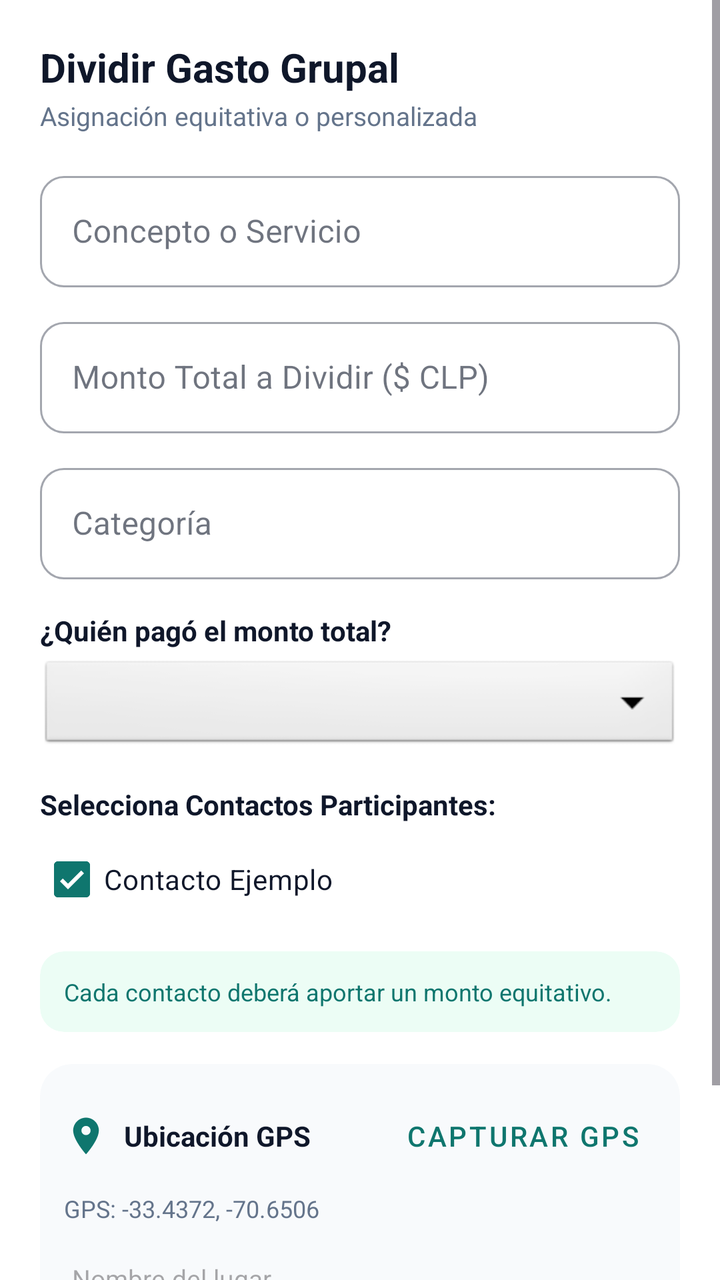
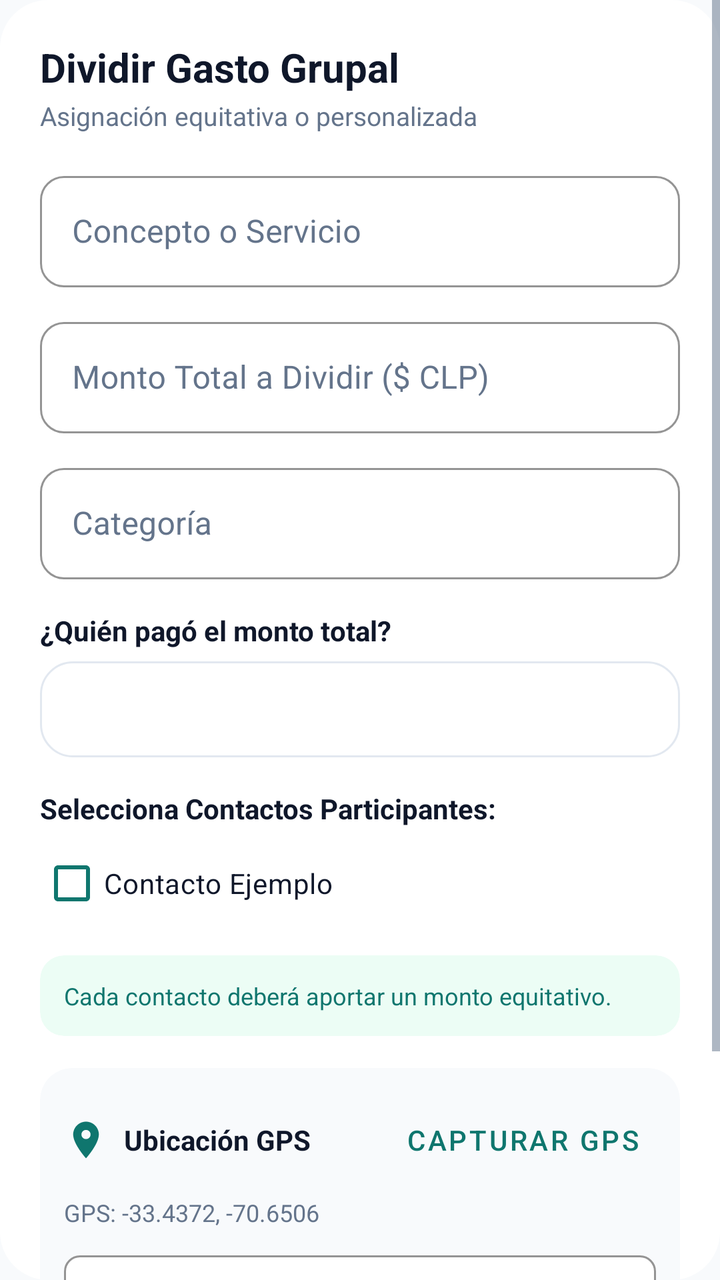

Compare the two renders of this Android layout. The source of the first and the diff that turns it into the second are given below.
<!-- AndroidManifest.xml: application theme Theme.CashoLocal -->
<!-- res/layout/dialog_add_shared_expense.xml -->
<?xml version="1.0" encoding="utf-8"?>
<ScrollView xmlns:android="http://schemas.android.com/apk/res/android"
    xmlns:app="http://schemas.android.com/apk/res-auto"
    xmlns:tools="http://schemas.android.com/tools"
    android:id="@+id/scrollnuevogastocompartido"
    android:layout_width="match_parent"
    android:layout_height="wrap_content"
    android:background="@color/surface_light"
    tools:context=".AddSharedExpenseDialogFragment">

    <LinearLayout
        android:id="@+id/llcontenedorraizdialogocompartido"
        android:layout_width="match_parent"
        android:layout_height="wrap_content"
        android:orientation="vertical"
        android:padding="20dp">

        
        <TextView
            android:id="@+id/tvtitulodividirgasto"
            android:layout_width="wrap_content"
            android:layout_height="wrap_content"
            android:text="@string/shared_dialog_title"
            android:textColor="@color/text_primary"
            android:textSize="20sp"
            android:textStyle="bold" />

        <TextView
            android:id="@+id/tvsubtitulodividirgasto"
            android:layout_width="wrap_content"
            android:layout_height="wrap_content"
            android:layout_marginTop="2dp"
            android:text="@string/shared_dialog_subtitle"
            android:textColor="@color/text_secondary"
            android:textSize="13sp" />

        
        <com.google.android.material.textfield.TextInputLayout
            android:id="@+id/tilcontenedorconcepto"
            style="@style/Widget.MaterialComponents.TextInputLayout.OutlinedBox"
            android:layout_width="match_parent"
            android:layout_height="wrap_content"
            android:layout_marginTop="16dp"
            android:hint="@string/concept_hint"
            app:boxCornerRadiusBottomEnd="12dp"
            app:boxCornerRadiusBottomStart="12dp"
            app:boxCornerRadiusTopEnd="12dp"
            app:boxCornerRadiusTopStart="12dp">

            <com.google.android.material.textfield.TextInputEditText
                android:id="@+id/etconceptoservicio"
                android:layout_width="match_parent"
                android:layout_height="wrap_content"
                android:inputType="text"
                android:textColor="@color/text_primary" />

        </com.google.android.material.textfield.TextInputLayout>

        
        <com.google.android.material.textfield.TextInputLayout
            android:id="@+id/tilcontenedormontototal"
            style="@style/Widget.MaterialComponents.TextInputLayout.OutlinedBox"
            android:layout_width="match_parent"
            android:layout_height="wrap_content"
            android:layout_marginTop="12dp"
            android:hint="@string/total_amount_hint"
            app:boxCornerRadiusBottomEnd="12dp"
            app:boxCornerRadiusBottomStart="12dp"
            app:boxCornerRadiusTopEnd="12dp"
            app:boxCornerRadiusTopStart="12dp">

            <com.google.android.material.textfield.TextInputEditText
                android:id="@+id/etmontototaldividir"
                android:layout_width="match_parent"
                android:layout_height="wrap_content"
                android:inputType="numberDecimal"
                android:textColor="@color/text_primary" />

        </com.google.android.material.textfield.TextInputLayout>

        
        <com.google.android.material.textfield.TextInputLayout
            android:id="@+id/tilcontenedorcategoriagasto"
            style="@style/Widget.MaterialComponents.TextInputLayout.OutlinedBox"
            android:layout_width="match_parent"
            android:layout_height="wrap_content"
            android:layout_marginTop="12dp"
            android:hint="@string/category_hint"
            app:boxCornerRadiusBottomEnd="12dp"
            app:boxCornerRadiusBottomStart="12dp"
            app:boxCornerRadiusTopEnd="12dp"
            app:boxCornerRadiusTopStart="12dp">

            <com.google.android.material.textfield.TextInputEditText
                android:id="@+id/etcategoriagasto"
                android:layout_width="match_parent"
                android:layout_height="wrap_content"
                android:inputType="text"
                android:textColor="@color/text_primary" />

        </com.google.android.material.textfield.TextInputLayout>

        
        <TextView
            android:id="@+id/tvpreguntaquienpago"
            android:layout_width="wrap_content"
            android:layout_height="wrap_content"
            android:layout_marginTop="16dp"
            android:text="@string/who_paid_label"
            android:textColor="@color/text_primary"
            android:textSize="14sp"
            android:textStyle="bold" />

        <Spinner
            android:id="@+id/sppagador"
            android:layout_width="match_parent"
            android:layout_height="48dp"
            android:layout_marginTop="4dp"
            android:background="@android:drawable/btn_dropdown" />

        
        <TextView
            android:id="@+id/tvtituloseleccioncontactos"
            android:layout_width="wrap_content"
            android:layout_height="wrap_content"
            android:layout_marginTop="16dp"
            android:text="@string/select_contacts_label"
            android:textColor="@color/text_primary"
            android:textSize="14sp"
            android:textStyle="bold" />

        <LinearLayout
            android:id="@+id/llseleccionparticipantes"
            android:layout_width="match_parent"
            android:layout_height="wrap_content"
            android:layout_marginTop="4dp"
            android:orientation="vertical">

            <CheckBox
                android:id="@+id/chkcontacto1"
                android:layout_width="wrap_content"
                android:layout_height="wrap_content"
                android:checked="true"
                android:text="@string/sample_contact_1"
                android:textColor="@color/text_primary" />

        </LinearLayout>

        
        <androidx.cardview.widget.CardView
            android:id="@+id/cvtarjetavistapreviadivision"
            android:layout_width="match_parent"
            android:layout_height="wrap_content"
            android:layout_marginTop="12dp"
            app:cardBackgroundColor="@color/primary_container"
            app:cardCornerRadius="12dp"
            app:cardElevation="0dp">

            <TextView
                android:id="@+id/tvvistapreviadivision"
                android:layout_width="match_parent"
                android:layout_height="wrap_content"
                android:padding="12dp"
                android:text="@string/split_preview_default"
                android:textColor="@color/primary"
                android:textSize="12sp" />

        </androidx.cardview.widget.CardView>

        
        <androidx.cardview.widget.CardView
            android:id="@+id/cvpanelgpscompartido"
            android:layout_width="match_parent"
            android:layout_height="wrap_content"
            android:layout_marginTop="16dp"
            app:cardBackgroundColor="@color/background_light"
            app:cardCornerRadius="16dp"
            app:cardElevation="0dp">

            <LinearLayout
                android:id="@+id/llcontenedorgpscompartido"
                android:layout_width="match_parent"
                android:layout_height="wrap_content"
                android:orientation="vertical"
                android:padding="12dp">

                <LinearLayout
                    android:id="@+id/llcabeceragpscompartido"
                    android:layout_width="match_parent"
                    android:layout_height="wrap_content"
                    android:gravity="center_vertical"
                    android:orientation="horizontal">

                    <ImageView
                        android:id="@+id/imgiconogpscompartido"
                        android:layout_width="22dp"
                        android:layout_height="22dp"
                        android:contentDescription="@string/gps_title"
                        android:src="@drawable/ic_location"
                        app:tint="@color/primary" />

                    <TextView
                        android:id="@+id/tvtituloubicacioncompartido"
                        android:layout_width="0dp"
                        android:layout_height="wrap_content"
                        android:layout_marginStart="8dp"
                        android:layout_weight="1"
                        android:text="@string/gps_title"
                        android:textColor="@color/text_primary"
                        android:textSize="14sp"
                        android:textStyle="bold" />

                    <com.google.android.material.button.MaterialButton
                        android:id="@+id/btncapturargpscompartido"
                        style="@style/Widget.MaterialComponents.Button.TextButton"
                        android:layout_width="wrap_content"
                        android:layout_height="wrap_content"
                        android:text="@string/capture_gps_btn"
                        android:textColor="@color/primary" />

                </LinearLayout>

                <TextView
                    android:id="@+id/tvcoordenadasgpscompartido"
                    android:layout_width="wrap_content"
                    android:layout_height="wrap_content"
                    android:layout_marginTop="4dp"
                    android:text="@string/default_gps_coords"
                    android:textColor="@color/text_secondary"
                    android:textSize="12sp" />

                <com.google.android.material.textfield.TextInputEditText
                    android:id="@+id/etnombrelugarcompartido"
                    android:layout_width="match_parent"
                    android:layout_height="wrap_content"
                    android:layout_marginTop="8dp"
                    android:hint="@string/place_name_hint"
                    android:inputType="text"
                    android:textColor="@color/text_primary"
                    android:textSize="13sp" />

            </LinearLayout>

        </androidx.cardview.widget.CardView>

        
        <LinearLayout
            android:id="@+id/llaccionesdialogocompartido"
            android:layout_width="match_parent"
            android:layout_height="wrap_content"
            android:layout_marginTop="20dp"
            android:gravity="end"
            android:orientation="horizontal">

            <com.google.android.material.button.MaterialButton
                android:id="@+id/btncancelargastocompartido"
                style="@style/Widget.MaterialComponents.Button.TextButton"
                android:layout_width="wrap_content"
                android:layout_height="wrap_content"
                android:text="@string/cancel_btn"
                android:textColor="@color/text_secondary" />

            <com.google.android.material.button.MaterialButton
                android:id="@+id/btnguardargastocompartido"
                android:layout_width="wrap_content"
                android:layout_height="wrap_content"
                android:layout_marginStart="12dp"
                android:backgroundTint="@color/primary"
                android:text="@string/save_btn"
                android:textColor="@color/white" />

        </LinearLayout>

    </LinearLayout>

</ScrollView>
<!-- resources referenced by this layout -->
<resources>
  <color name="background_light">#F8FAFC</color>
  <color name="primary">#0F766E</color>
  <color name="primary_container">#ECFDF5</color>
  <color name="surface_light">#FFFFFF</color>
  <color name="text_primary">#0F172A</color>
  <color name="text_secondary">#64748B</color>
  <color name="white">#FFFFFFFF</color>
  <!-- drawable ic_location (drawable) -->
  <vector xmlns:android="http://schemas.android.com/apk/res/android"
      android:width="24dp"
      android:height="24dp"
      android:viewportWidth="24"
      android:viewportHeight="24">
      <path
          android:fillColor="#FF000000"
          android:pathData="M12,2C8.13,2 5,5.13 5,9c0,5.25 7,13 7,13s7,-7.75 7,-13c0,-3.87 -3.13,-7 -7,-7zm0,9.5c-1.38,0 -2.5,-1.12 -2.5,-2.5s1.12,-2.5 2.5,-2.5 2.5,1.12 2.5,2.5 -1.12,2.5 -2.5,2.5z"/>
  </vector>
  <string name="cancel_btn">Cancelar</string>
  <string name="capture_gps_btn">Capturar GPS</string>
  <string name="category_hint">Categoría</string>
  <string name="concept_hint">Concepto o Servicio</string>
  <string name="default_gps_coords">GPS: -33.4372, -70.6506</string>
  <string name="gps_title">Ubicación GPS</string>
  <string name="place_name_hint">Nombre del lugar</string>
  <string name="sample_contact_1">Contacto Ejemplo</string>
  <string name="save_btn">Guardar</string>
  <string name="select_contacts_label">Selecciona Contactos Participantes:</string>
  <string name="shared_dialog_subtitle">Asignación equitativa o personalizada</string>
  <string name="shared_dialog_title">Dividir Gasto Grupal</string>
  <string name="split_preview_default">Cada contacto deberá aportar un monto equitativo.</string>
  <string name="total_amount_hint">Monto Total a Dividir ($ CLP)</string>
  <string name="who_paid_label">¿Quién pagó el monto total?</string>
  <style name="Theme.CashoLocal" parent="Base.Theme.CashoLocal" />
  <style name="Base.Theme.CashoLocal" parent="Theme.Material3.DayNight.NoActionBar">
          
          <item name="colorPrimary">@color/primary</item>
          <item name="colorPrimaryVariant">@color/primary_dark</item>
          <item name="colorOnPrimary">@color/white</item>
          <item name="colorPrimaryContainer">@color/primary_container</item>
          <item name="colorOnPrimaryContainer">@color/on_primary_container</item>
  
          <item name="android:windowBackground">@color/background_light</item>
          <item name="colorSurface">@color/surface_light</item>
          <item name="colorOnSurface">@color/text_primary</item>
  
          <item name="android:statusBarColor">@color/background_light</item>
          <item name="android:windowLightStatusBar">true</item>
      </style>
  <color name="primary_dark">#047857</color>
  <color name="on_primary_container">#047857</color>
</resources>

<!-- the commit's change to res/layout/dialog_add_shared_expense.xml (unified diff, before → after) -->
@@ -5,7 +5,7 @@
     android:id="@+id/scrollnuevogastocompartido"
     android:layout_width="match_parent"
     android:layout_height="wrap_content"
-    android:background="@color/surface_light"
+    android:background="@drawable/bg_dialog_rounded"
     tools:context=".AddSharedExpenseDialogFragment">
 
     <LinearLayout
@@ -42,17 +42,22 @@
             android:layout_height="wrap_content"
             android:layout_marginTop="16dp"
             android:hint="@string/concept_hint"
+            android:textColorHint="@color/text_secondary"
+            app:boxBackgroundColor="@color/surface_light"
             app:boxCornerRadiusBottomEnd="12dp"
             app:boxCornerRadiusBottomStart="12dp"
             app:boxCornerRadiusTopEnd="12dp"
-            app:boxCornerRadiusTopStart="12dp">
+            app:boxCornerRadiusTopStart="12dp"
+            app:boxStrokeColor="@color/primary"
+            app:hintTextColor="@color/primary">
 
             <com.google.android.material.textfield.TextInputEditText
                 android:id="@+id/etconceptoservicio"
                 android:layout_width="match_parent"
                 android:layout_height="wrap_content"
                 android:inputType="text"
-                android:textColor="@color/text_primary" />
+                android:textColor="@color/text_primary"
+                android:textColorHint="@color/text_secondary" />
 
         </com.google.android.material.textfield.TextInputLayout>
 
@@ -64,17 +69,22 @@
             android:layout_height="wrap_content"
             android:layout_marginTop="12dp"
             android:hint="@string/total_amount_hint"
+            android:textColorHint="@color/text_secondary"
+            app:boxBackgroundColor="@color/surface_light"
             app:boxCornerRadiusBottomEnd="12dp"
             app:boxCornerRadiusBottomStart="12dp"
             app:boxCornerRadiusTopEnd="12dp"
-            app:boxCornerRadiusTopStart="12dp">
+            app:boxCornerRadiusTopStart="12dp"
+            app:boxStrokeColor="@color/primary"
+            app:hintTextColor="@color/primary">
 
             <com.google.android.material.textfield.TextInputEditText
                 android:id="@+id/etmontototaldividir"
                 android:layout_width="match_parent"
                 android:layout_height="wrap_content"
                 android:inputType="numberDecimal"
-                android:textColor="@color/text_primary" />
+                android:textColor="@color/text_primary"
+                android:textColorHint="@color/text_secondary" />
 
         </com.google.android.material.textfield.TextInputLayout>
 
@@ -86,17 +96,22 @@
             android:layout_height="wrap_content"
             android:layout_marginTop="12dp"
             android:hint="@string/category_hint"
+            android:textColorHint="@color/text_secondary"
+            app:boxBackgroundColor="@color/surface_light"
             app:boxCornerRadiusBottomEnd="12dp"
             app:boxCornerRadiusBottomStart="12dp"
             app:boxCornerRadiusTopEnd="12dp"
-            app:boxCornerRadiusTopStart="12dp">
+            app:boxCornerRadiusTopStart="12dp"
+            app:boxStrokeColor="@color/primary"
+            app:hintTextColor="@color/primary">
 
             <com.google.android.material.textfield.TextInputEditText
                 android:id="@+id/etcategoriagasto"
                 android:layout_width="match_parent"
                 android:layout_height="wrap_content"
                 android:inputType="text"
-                android:textColor="@color/text_primary" />
+                android:textColor="@color/text_primary"
+                android:textColorHint="@color/text_secondary" />
 
         </com.google.android.material.textfield.TextInputLayout>
 
@@ -115,8 +130,9 @@
             android:id="@+id/sppagador"
             android:layout_width="match_parent"
             android:layout_height="48dp"
-            android:layout_marginTop="4dp"
-            android:background="@android:drawable/btn_dropdown" />
+            android:layout_marginTop="6dp"
+            android:background="@drawable/bg_quick_action"
+            android:paddingHorizontal="8dp" />
 
         
         <TextView
@@ -140,6 +156,7 @@
                 android:id="@+id/chkcontacto1"
                 android:layout_width="wrap_content"
                 android:layout_height="wrap_content"
+                android:buttonTint="@color/primary"
                 android:checked="true"
                 android:text="@string/sample_contact_1"
                 android:textColor="@color/text_primary" />
@@ -229,15 +246,31 @@
                     android:textColor="@color/text_secondary"
                     android:textSize="12sp" />
 
-                <com.google.android.material.textfield.TextInputEditText
-                    android:id="@+id/etnombrelugarcompartido"
+                <com.google.android.material.textfield.TextInputLayout
+                    style="@style/Widget.MaterialComponents.TextInputLayout.OutlinedBox"
                     android:layout_width="match_parent"
                     android:layout_height="wrap_content"
                     android:layout_marginTop="8dp"
                     android:hint="@string/place_name_hint"
-                    android:inputType="text"
-                    android:textColor="@color/text_primary"
-                    android:textSize="13sp" />
+                    android:textColorHint="@color/text_secondary"
+                    app:boxBackgroundColor="@color/surface_light"
+                    app:boxCornerRadiusBottomEnd="8dp"
+                    app:boxCornerRadiusBottomStart="8dp"
+                    app:boxCornerRadiusTopEnd="8dp"
+                    app:boxCornerRadiusTopStart="8dp"
+                    app:boxStrokeColor="@color/primary"
+                    app:hintTextColor="@color/primary">
+
+                    <com.google.android.material.textfield.TextInputEditText
+                        android:id="@+id/etnombrelugarcompartido"
+                        android:layout_width="match_parent"
+                        android:layout_height="wrap_content"
+                        android:inputType="text"
+                        android:textColor="@color/text_primary"
+                        android:textColorHint="@color/text_secondary"
+                        android:textSize="13sp" />
+
+                </com.google.android.material.textfield.TextInputLayout>
 
             </LinearLayout>
 
<!-- resource entries referenced after the edit -->
@@ -7,6 +7,26 @@
   <color name="text_primary">#0F172A</color>
   <color name="text_secondary">#64748B</color>
   <color name="white">#FFFFFFFF</color>
+  <!-- drawable bg_dialog_rounded (drawable) -->
+  <?xml version="1.0" encoding="utf-8"?>
+  <shape xmlns:android="http://schemas.android.com/apk/res/android">
+      <solid android:color="@color/surface_light" />
+      <corners android:radius="24dp" />
+  </shape>
+  <!-- drawable bg_quick_action (drawable) -->
+  <?xml version="1.0" encoding="utf-8"?>
+  <ripple xmlns:android="http://schemas.android.com/apk/res/android"
+      android:color="#1A0F766E">
+      <item>
+          <shape android:shape="rectangle">
+              <solid android:color="#FFFFFF" />
+              <corners android:radius="16dp" />
+              <stroke
+                  android:width="1dp"
+                  android:color="#E2E8F0" />
+          </shape>
+      </item>
+  </ripple>
   <!-- drawable ic_location (drawable) -->
   <vector xmlns:android="http://schemas.android.com/apk/res/android"
       android:width="24dp"
@@ -44,6 +64,12 @@
           <item name="android:windowBackground">@color/background_light</item>
           <item name="colorSurface">@color/surface_light</item>
           <item name="colorOnSurface">@color/text_primary</item>
+          <item name="colorOnSurfaceVariant">@color/text_secondary</item>
+          <item name="colorSurfaceVariant">@color/background_light</item>
+  
+          <item name="android:textColorPrimary">@color/text_primary</item>
+          <item name="android:textColorSecondary">@color/text_secondary</item>
+          <item name="android:textColorHint">@color/text_secondary</item>
   
           <item name="android:statusBarColor">@color/background_light</item>
           <item name="android:windowLightStatusBar">true</item>
